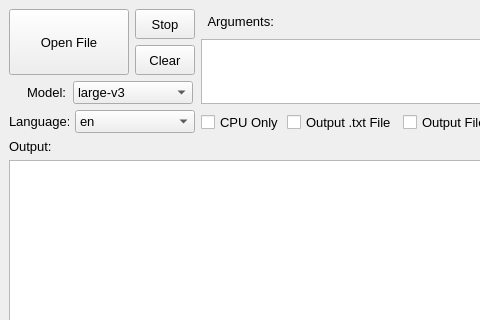
Old version of the form mainwindow.ui in the repository mehtabmahir/easy-whisper-ui; both pictures show x 0 to 480 and y 0 to 320 of the 773 by 564 pixel window.
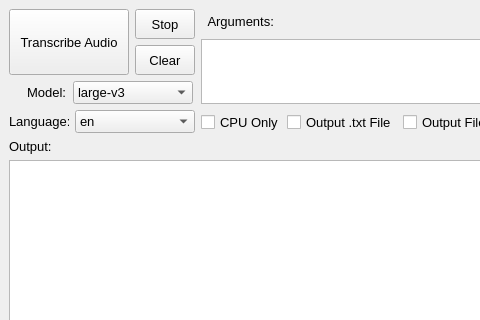
New version of the form.

Commit message: Update UI label from "Open File" to "Transcribe Audio"

Patch:
```diff
--- a/mainwindow.ui
+++ b/mainwindow.ui
@@ -53,7 +53,7 @@
        </size>
       </property>
       <property name="text">
-       <string>Open File</string>
+       <string>Transcribe Audio</string>
       </property>
      </widget>
     </item>
```
